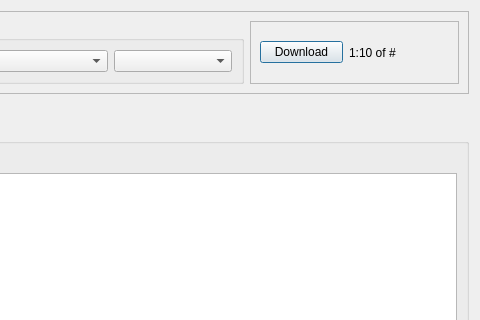
iris-edu/pyweed, file pyweed/WaveformDialog.ui: the form before one commit; both pictures show x 403 to 883 and y 0 to 320 of the 883 by 1103 pixel window.
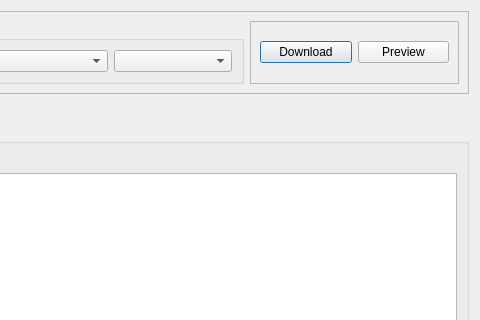
The form after the commit.

Commit message: threading attempt with "preview available" msg[

Diff of the .ui file:
```diff
--- a/pyweed/WaveformDialog.ui
+++ b/pyweed/WaveformDialog.ui
@@ -58,15 +58,9 @@
           </widget>
          </item>
          <item>
-          <widget class="QLabel" name="label">
-           <property name="minimumSize">
-            <size>
-             <width>100</width>
-             <height>0</height>
-            </size>
-           </property>
+          <widget class="QPushButton" name="previewPushButton">
            <property name="text">
-            <string>1:10 of #</string>
+            <string>Preview</string>
            </property>
           </widget>
          </item>
```
The commit also changes 4 other files.
